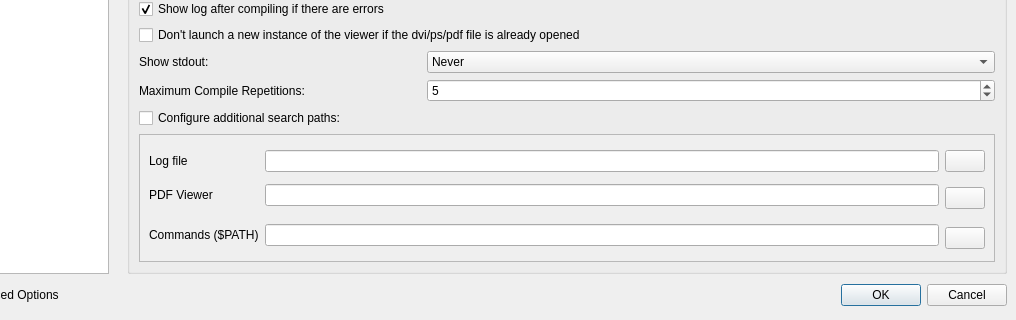
Old version of the form configdialog.ui in the repository svn2github/texstudio-trunk; both pictures show x 100 to 1116 and y 354 to 674 of the 1116 by 674 pixel window.
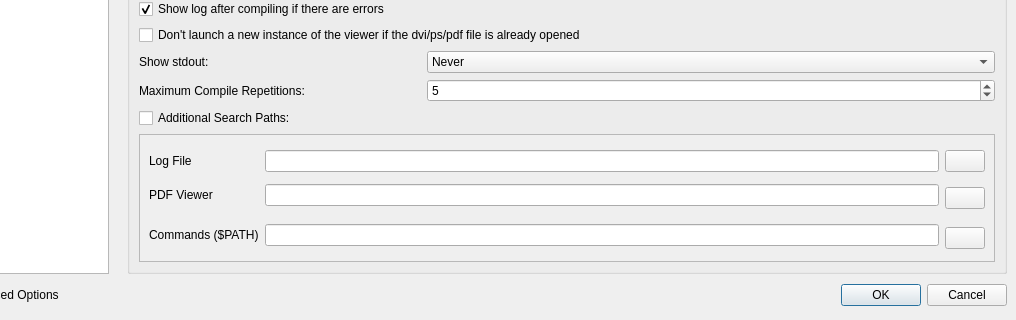
New version of the form. Icons and pictures are not drawn.

Commit message: DE translations

Patch:
```diff
--- a/configdialog.ui
+++ b/configdialog.ui
@@ -746,7 +746,7 @@
           <item row="5" column="0" colspan="2">
            <widget class="QCheckBox" name="checkBox">
             <property name="text">
-             <string>Configure additional search paths:</string>
+             <string>Additional Search Paths:</string>
             </property>
            </widget>
           </item>
@@ -760,8 +760,8 @@
               <rect>
                <x>0</x>
                <y>0</y>
-               <width>850</width>
-               <height>137</height>
+               <width>858</width>
+               <height>124</height>
               </rect>
              </property>
              <layout class="QGridLayout" name="gridLayout">
@@ -809,7 +809,7 @@
               <item row="1" column="0">
                <widget class="QLabel" name="label_57">
                 <property name="text">
-                 <string>Log file</string>
+                 <string>Log File</string>
                 </property>
                </widget>
               </item>
```
Left out of the diff: 12 changed lines with no effect on the pictures. The commit also changes 2 other files.
